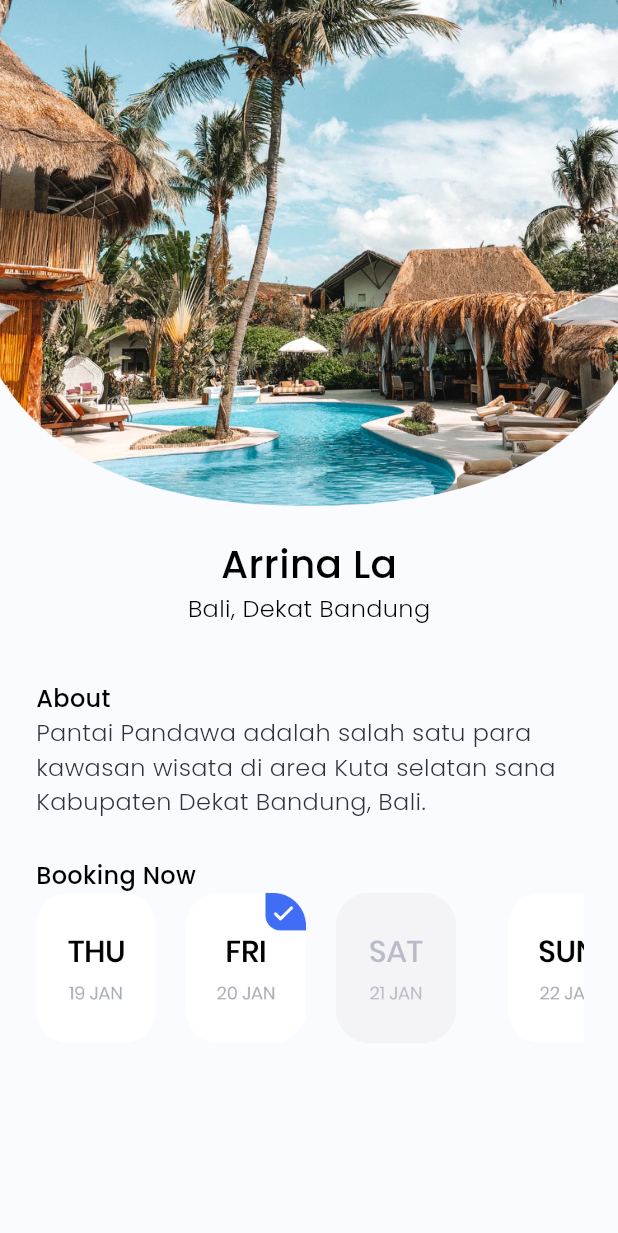
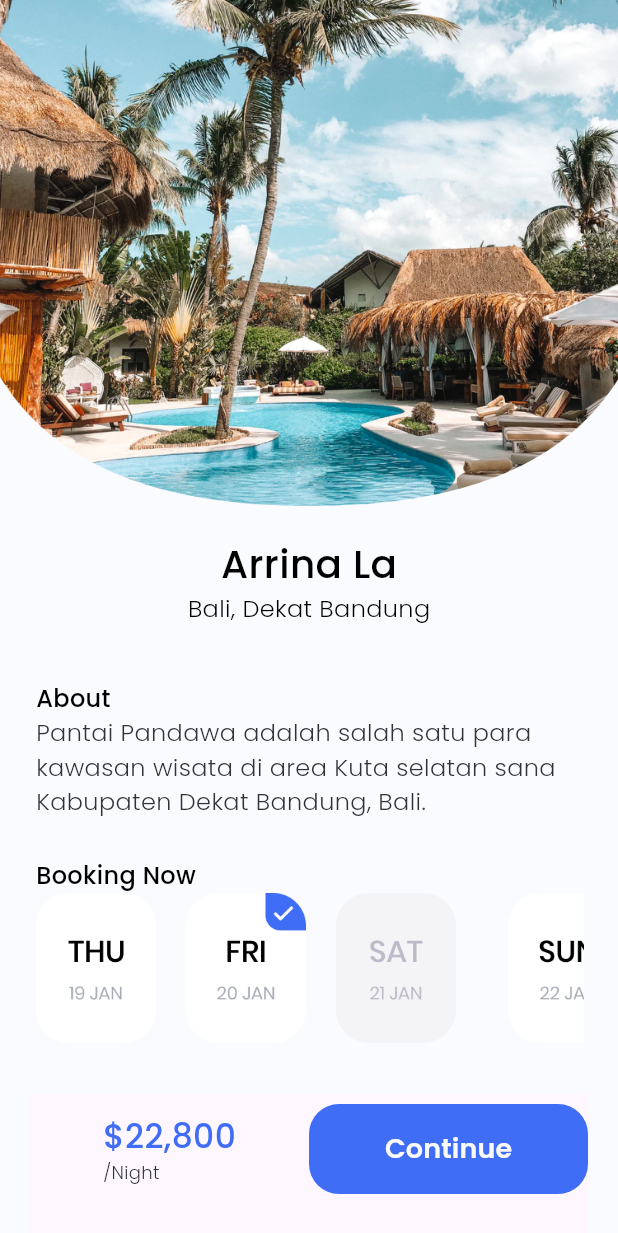
Before and after one commit to DhafaAryanda/Latihan-Slicing-Flutter, a Flutter app: the screen it shows after launch, on a phone screen of 412 x 824 dp. Shown: the top 1233 px of the screen. Run offline on Flutter 3.47's test engine with Material 3 defaults, Android fonts, the phone set to English and light mode, and no system bars; our stand-ins replace google_fonts; missing offline and left inert: dart:ffi.

Commit message:
update: finish

```diff
--- a/lib/pages/second_random.dart
+++ b/lib/pages/second_random.dart
@@ -103,7 +103,16 @@ class SecondRandom extends StatelessWidget {
                 )
               ],
             ),
-              bottomNavigationBar: BottomNavigationBar(
+          ),
+        ],
+      ),
+      bottomNavigationBar: Padding(
+        padding: const EdgeInsets.only(
+          left: 20,
+          right: 20,
+        ),
+        child: BottomNavigationBar(
+          elevation: 0,
           type: BottomNavigationBarType.fixed,
           items: <BottomNavigationBarItem>[
             BottomNavigationBarItem(
@@ -131,21 +140,29 @@ class SecondRandom extends StatelessWidget {
               label: '',
             ),
             BottomNavigationBarItem(
-                    icon: Column(
-                      children: [
-                        Text(
-                          '\$22,800',
+              icon: Container(
+                width: 220,
+                height: 60,
+                decoration: BoxDecoration(
+                  color: Color(0xff3F6DF6),
+                  borderRadius: BorderRadius.circular(20),
                 ),
-                        Text(
-                          '/Night',
-                        )
-                      ],
+                child: TextButton(
+                  onPressed: () {},
+                  child: Text(
+                    'Continue',
+                    style: GoogleFonts.poppins(
+                      color: Color(0xffFAFAFA),
+                      fontSize: 18,
+                      fontWeight: FontWeight.w600,
+                    ),
+                  ),
+                ),
               ),
               label: '',
             ),
           ],
-              ))
-        ],
+        ),
       ),
     );
   }
```
Lines whose indentation alone changed are shown as unchanged.
